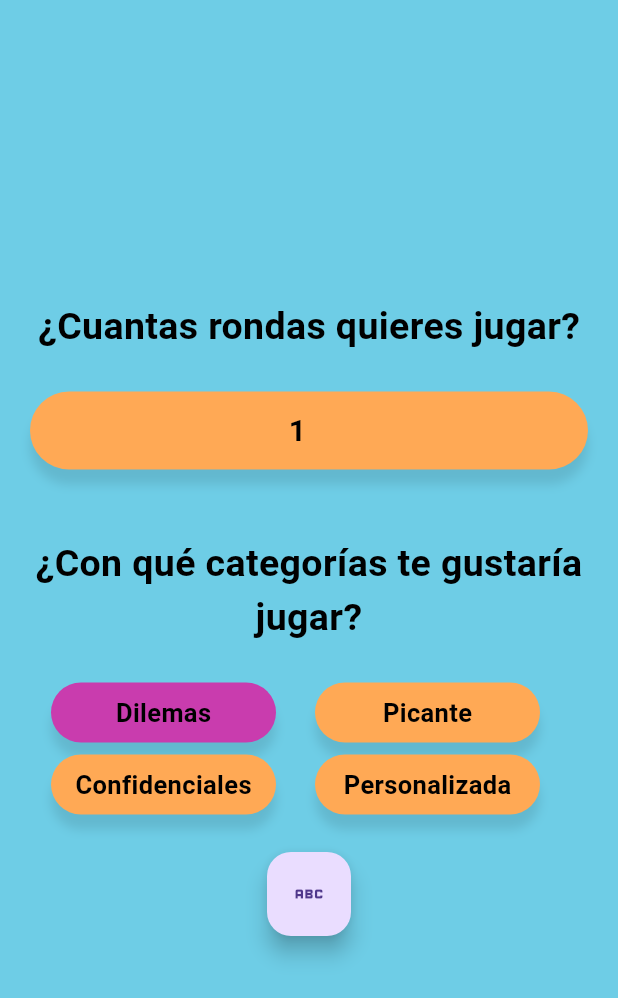
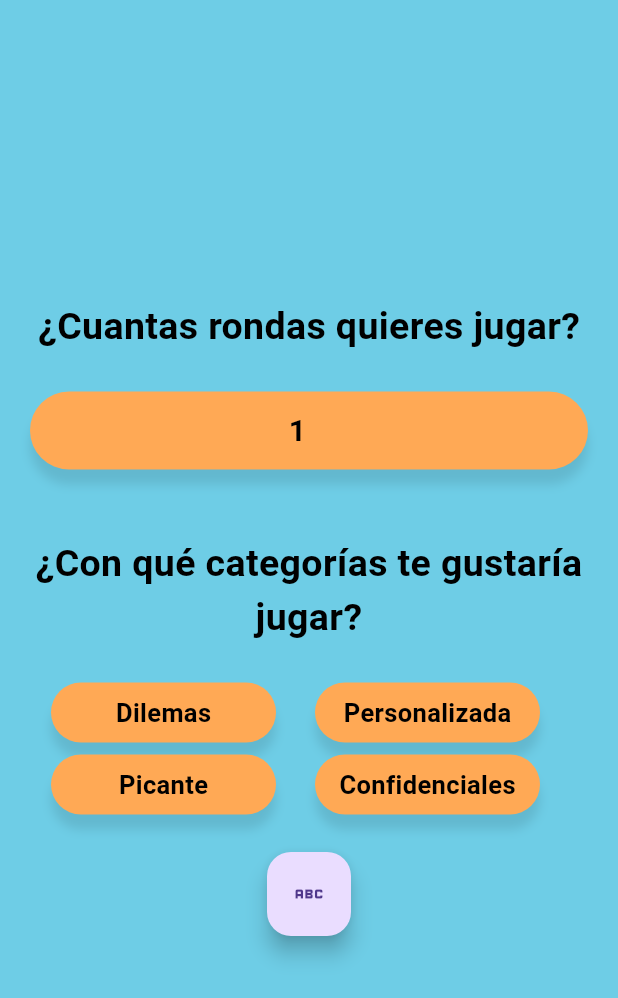
Before and after one commit to JulianOjea/triptolemus, a Flutter app: the screen it shows after launch, after a tap on the "add shopping cart" icon, on a phone screen of 412 x 824 dp. Shown: the top 998 px of the screen. Run offline on Flutter 3.47's test engine with Material 3 defaults, Android fonts, the phone set to English and light mode, and no system bars; our stand-ins replace get.

Commit message:
Update proyect with GetX

```diff
--- /dev/null
+++ b/lib/controllers/player_controller.dart
@@ -0,0 +1,38 @@
+import 'dart:math';
+
+import 'package:get/get.dart';
+import 'package:triptolemus/models/player.dart';
+
+class PlayerController extends GetxController {
+  final playerList = <Player>[].obs;
+  var index = 0.obs;
+
+  void addPlayer(Player player) {
+    playerList.add(player);
+  }
+
+  void fillPlayerList(List<String> playerNames) {
+    for (var playerName in playerNames) {
+      playerList.add(Player(name: playerName));
+    }
+  }
+
+  void resetPlayerList() {
+    playerList.clear();
+  }
+
+  void nextPlayer() {
+    index < playerList.length - 1 ? index.value++ : index.value = 0;
+    print("Este es el indice: ${index.value}");
+  }
+
+  Player getRandomPlayerWithoutActual() {
+    List<Player> tempList = List.from(playerList);
+    tempList.removeAt(index.value);
+
+    final random = Random();
+    Player player = tempList[random.nextInt(tempList.length)];
+
+    return player;
+  }
+}
--- a/lib/services/questions_service.dart
+++ b/lib/controllers/questions_controller.dart
@@ -1,16 +1,20 @@
 import 'dart:math';
 
-import 'package:flutter/material.dart';
+import 'package:get/get.dart';
 import 'package:triptolemus/data/questions.dart';
 import 'package:triptolemus/models/category.dart';
 import 'package:triptolemus/models/question.dart';
 
-class QuestionService with ChangeNotifier {
-  final List<QuestionCategory> _activeCategory = [];
+class QuestionController extends GetxController {
+  var categories = [
+    QuestionCategory(QuestionCategory.dilemas, true),
+    QuestionCategory(QuestionCategory.personalizada, false),
+    QuestionCategory(QuestionCategory.picante, false),
+    QuestionCategory(QuestionCategory.confidenciales, false),
+  ].obs;
 
   Question getQuestion(String name) {
-    print("hola :'D");
-    _activeCategory.map((e) => print(e.value));
+    categories.map((e) => print(e.value));
     final random = Random();
     Question question =
         Questions.questionList[random.nextInt(Questions.questionList.length)];
@@ -20,6 +24,11 @@ class QuestionService with ChangeNotifier {
   }
 
   void addActiveCategory(QuestionCategory category) {
-    _activeCategory.add(category);
+    categories.add(category);
+  }
+
+  bool isActive(String cat) {
+    //TODO
+    return true;
   }
 }
--- a/lib/main.dart
+++ b/lib/main.dart
@@ -1,8 +1,8 @@
 import 'package:flutter/material.dart';
-import 'package:provider/provider.dart';
-import 'package:triptolemus/routes/routes.dart';
-import 'package:triptolemus/services/player_service.dart';
-import 'package:triptolemus/services/questions_service.dart';
+import 'package:get/route_manager.dart';
+import 'package:triptolemus/views/configuration_view.dart';
+import 'package:triptolemus/views/game_view.dart';
+import 'package:triptolemus/views/players_view.dart';
 
 void main() {
   runApp(const MainApp());
@@ -13,17 +13,24 @@ class MainApp extends StatelessWidget {
 
   @override
   Widget build(BuildContext context) {
-    return MultiProvider(
-      providers: [
-        ChangeNotifierProvider(create: (_) => PlayerList()),
-        ChangeNotifierProvider(create: (_) => QuestionService())
+    return GetMaterialApp(
+      debugShowCheckedModeBanner: false,
+      title: 'Chat App',
+      initialRoute: 'players',
+      getPages: [
+        GetPage(
+          name: '/players',
+          page: () => const PlayersView(),
+        ),
+        GetPage(
+          name: '/game',
+          page: () => const GameView(),
+        ),
+        GetPage(
+          name: '/configuration',
+          page: () => const ConfigurationView(),
+        )
       ],
-      child: MaterialApp(
-        debugShowCheckedModeBanner: false,
-        title: 'Chat App',
-        initialRoute: 'players',
-        routes: appRoutes,
-      ),
     );
   }
 }
--- a/lib/models/category.dart
+++ b/lib/models/category.dart
@@ -1,12 +1,18 @@
+//   static const QuestionCategory dilemas = QuestionCategory("Dilemas");
+//   static const QuestionCategory picante = QuestionCategory("Picante");
+//   static const QuestionCategory confidenciales =
+//       QuestionCategory("Confidenciales");
+//   static const QuestionCategory personalizada =
+//       QuestionCategory("Personalizada");
+// }
 class QuestionCategory {
   final String value;
+  bool isActive;
 
-  const QuestionCategory(this.value);
+  QuestionCategory(this.value, this.isActive);
 
-  static const QuestionCategory dilemas = QuestionCategory("Dilemas");
-  static const QuestionCategory picante = QuestionCategory("Picante");
-  static const QuestionCategory confidenciales =
-      QuestionCategory("Confidenciales");
-  static const QuestionCategory personalizada =
-      QuestionCategory("Personalizada");
+  static const String picante = "Picante";
+  static const String dilemas = "Dilemas";
+  static const String confidenciales = "Confidenciales";
+  static const String personalizada = "Personalizada";
 }
--- a/lib/models/question.dart
+++ b/lib/models/question.dart
@@ -1,8 +1,6 @@
-import 'package:triptolemus/models/category.dart';
-
 class Question {
   final String text;
-  final QuestionCategory category;
+  final String category;
 
   set text(String text) => this.text = text;
   Question(this.text, this.category);
--- a/lib/services/player_service.dart
+++ /dev/null
@@ -1,43 +0,0 @@
-import 'dart:math';
-
-import 'package:flutter/material.dart';
-import 'package:triptolemus/models/player.dart';
-
-class PlayerList with ChangeNotifier {
-  final List<Player> _playerList = [];
-  int _index = 0;
-
-  List<Player> get playerList => _playerList;
-  int get index => _index;
-
-  set index(int index) => _index = index;
-
-  void addPlayer(Player player) {
-    _playerList.add(player);
-  }
-
-  void fillPlayerList(List<String> playerNames) {
-    for (var playerName in playerNames) {
-      _playerList.add(Player(name: playerName));
-    }
-  }
-
-  void resetPlayerList() {
-    _playerList.clear();
-  }
-
-  void nextPlayer() {
-    _index < _playerList.length - 1 ? _index++ : _index = 0;
-    notifyListeners();
-  }
-
-  Player getRandomPlayerWithoutActual() {
-    List<Player> tempList = List.from(_playerList);
-    tempList.removeAt(index);
-
-    final random = Random();
-    Player player = tempList[random.nextInt(tempList.length)];
-
-    return player;
-  }
-}
--- a/lib/views/configuration_view.dart
+++ b/lib/views/configuration_view.dart
@@ -1,10 +1,10 @@
 // ignore_for_file: public_member_api_docs, sort_constructors_first
 import 'package:flutter/material.dart';
-import 'package:provider/provider.dart';
+import 'package:get/get.dart';
 
 import 'package:triptolemus/constants/colors.dart';
-import 'package:triptolemus/models/category.dart';
-import 'package:triptolemus/services/questions_service.dart';
+import 'package:triptolemus/controllers/questions_controller.dart';
+import 'package:triptolemus/widgets/category_selector.dart';
 
 class ConfigurationView extends StatefulWidget {
   const ConfigurationView({super.key});
@@ -24,34 +24,10 @@ class _ConfigurationViewState extends State<ConfigurationView> {
 
   @override
   Widget build(BuildContext context) {
+    final questionCtrl = Get.put(QuestionController());
+
     TextEditingController textController = TextEditingController();
-    const CategorySelector dilemaSelector = CategorySelector(
-      category: QuestionCategory.dilemas,
-      selected: true,
-      // onTap: () => selectCategory(0),
-    );
-    const CategorySelector picanteSelector = CategorySelector(
-      category: QuestionCategory.picante,
-      selected: false,
-      // onTap: () => selectCategory(0),
-    );
-    const CategorySelector confidencialesSelector = CategorySelector(
-      category: QuestionCategory.confidenciales,
-      selected: false,
-      // onTap: () => selectCategory(0),
-    );
-    const CategorySelector personalizadaSelector = CategorySelector(
-      category: QuestionCategory.personalizada,
-      selected: false,
-      // onTap: () => selectCategory(0),
-    );
 
-    List<CategorySelector> categorySelectorList = [
-      dilemaSelector,
-      picanteSelector,
-      confidencialesSelector,
-      personalizadaSelector
-    ];
     return Scaffold(
       backgroundColor: AppColor.blue,
       body: Center(
@@ -114,27 +90,24 @@ class _ConfigurationViewState extends State<ConfigurationView> {
                 spacing: 8.0,
                 runSpacing: 8.0,
                 children: [
-                  categorySelectorList[0],
+                  CategorySelector(category: questionCtrl.categories[0]),
                   const SizedBox(width: 10),
-                  categorySelectorList[1],
+                  CategorySelector(category: questionCtrl.categories[1]),
                   const SizedBox(width: 10),
-                  categorySelectorList[2],
-                  // onTap: () => selectCategory(2)),
+                  CategorySelector(category: questionCtrl.categories[2]),
                   const SizedBox(width: 10),
-                  categorySelectorList[3]
+                  CategorySelector(category: questionCtrl.categories[3]),
                 ],
               ),
             ),
             const SizedBox(height: 25),
             FloatingActionButton(
               onPressed: () {
-                final questionService =
-                    Provider.of<QuestionService>(context, listen: false);
-                List<QuestionCategory> categoryList = categorySelectorList
-                    .where((element) => element.selected)
-                    .map((e) => e.category)
-                    .toList();
-                categoryList.map((e) => questionService.addActiveCategory(e));
+                // List<QuestionCategory> categoryList = categorySelectorList
+                //     .where((element) => element.selected)
+                //     .map((e) => e.category)
+                //     .toList();
+                // categoryList.map((e) => questionCtrl.addActiveCategory(e));
                 Navigator.pushNamed(context, "game");
               },
               child: const Icon(Icons.abc),
@@ -145,60 +118,3 @@ class _ConfigurationViewState extends State<ConfigurationView> {
     );
   }
 }
-
-class CategorySelector extends StatefulWidget {
-  final QuestionCategory category;
-  final bool selected;
-  // final VoidCallback onTap;
-
-  const CategorySelector({
-    Key? key,
-    required this.category,
-    required this.selected,
-    // required this.onTap,
-  }) : super(key: key);
-
-  @override
-  State<CategorySelector> createState() => _CategorySelectorState();
-}
-
-class _CategorySelectorState extends State<CategorySelector> {
-  bool stateSelected = false;
-
-  @override
-  void initState() {
-    stateSelected = widget.selected;
-    super.initState();
-  }
-
-  @override
-  Widget build(BuildContext context) {
-    return GestureDetector(
-      onTap: () {
-        setState(() {
-          stateSelected ? stateSelected = false : stateSelected = true;
-        });
-      },
-      child: Container(
-        height: 40,
-        width: 150,
-        decoration: BoxDecoration(
-          color: stateSelected ? AppColor.red : AppColor.orange,
-          borderRadius: BorderRadius.circular(30),
-          boxShadow: <BoxShadow>[
-            BoxShadow(
-                color: Colors.black.withOpacity(0.10),
-                offset: const Offset(0, 10),
-                blurRadius: 5),
-          ],
-        ),
-        child: Center(
-            child: Text(
-          widget.category.value,
-          style: const TextStyle(
-              color: Colors.black, fontWeight: FontWeight.bold, fontSize: 17),
-        )),
-      ),
-    );
-  }
-}
--- a/lib/views/game_view.dart
+++ b/lib/views/game_view.dart
@@ -1,8 +1,8 @@
 import 'package:flutter/material.dart';
-import 'package:provider/provider.dart';
+import 'package:get/get.dart';
 import 'package:triptolemus/constants/colors.dart';
-import 'package:triptolemus/services/player_service.dart';
-import 'package:triptolemus/widgets/RequestContainer.dart';
+import 'package:triptolemus/controllers/player_controller.dart';
+import 'package:triptolemus/widgets/request_container.dart';
 
 class GameView extends StatefulWidget {
   const GameView({super.key});
@@ -12,9 +12,10 @@ class GameView extends StatefulWidget {
 }
 
 class _GameViewState extends State<GameView> {
+  final playerCtrl = Get.find<PlayerController>();
+
   @override
   Widget build(BuildContext context) {
-    final playerService = Provider.of<PlayerList>(context);
     RequestContainer rc = RequestContainer();
 
     return MaterialApp(
@@ -27,13 +28,14 @@ class _GameViewState extends State<GameView> {
                 child: Column(
               mainAxisAlignment: MainAxisAlignment.center,
               children: [
-                Text(
-                  playerService.playerList[playerService.index].name
-                      .toUpperCase(),
-                  style: const TextStyle(
-                      fontWeight: FontWeight.bold,
-                      fontSize: 70,
-                      color: Colors.white),
+                Obx(
+                  () => Text(
+                      playerCtrl.playerList[playerCtrl.index.value].name
+                          .toUpperCase(),
+                      style: const TextStyle(
+                          fontWeight: FontWeight.bold,
+                          fontSize: 70,
+                          color: Colors.white)),
                 ),
                 const SizedBox(
                   height: 100,
--- a/lib/views/players_view.dart
+++ b/lib/views/players_view.dart
@@ -1,9 +1,9 @@
 import 'package:flutter/material.dart';
-import 'package:provider/provider.dart';
+import 'package:get/get.dart';
 import 'package:triptolemus/constants/colors.dart';
+import 'package:triptolemus/controllers/player_controller.dart';
 
-import 'package:triptolemus/services/player_service.dart';
-import 'package:triptolemus/widgets/PlayerInput.dart';
+import 'package:triptolemus/widgets/player_input.dart';
 
 class PlayersView extends StatefulWidget {
   const PlayersView({super.key});
@@ -25,7 +25,7 @@ class _PlayersViewState extends State<PlayersView> {
 
   @override
   Widget build(BuildContext context) {
-    final playerList = Provider.of<PlayerList>(context, listen: false);
+    final playerCtrl = Get.put(PlayerController());
 
     return Scaffold(
       backgroundColor: AppColor.blue,
@@ -67,9 +67,9 @@ class _PlayersViewState extends State<PlayersView> {
                     List<String> playerNames = playerNamesFiltered
                         .map((e) => e.textController.text)
                         .toList();
-                    playerList.resetPlayerList();
-                    playerList.fillPlayerList(playerNames);
-                    Navigator.pushNamed(context, "configuration");
+                    playerCtrl.resetPlayerList();
+                    playerCtrl.fillPlayerList(playerNames);
+                    Get.toNamed('/configuration');
                   })
             ],
           ),
--- /dev/null
+++ b/lib/widgets/category_selector.dart
@@ -0,0 +1,52 @@
+// ignore_for_file: public_member_api_docs, sort_constructors_first
+import 'package:flutter/material.dart';
+import 'package:get/get.dart';
+
+import 'package:triptolemus/constants/colors.dart';
+import 'package:triptolemus/controllers/questions_controller.dart';
+import 'package:triptolemus/models/category.dart';
+
+class CategorySelector extends StatelessWidget {
+  final QuestionCategory category;
+
+  const CategorySelector({
+    Key? key,
+    required this.category,
+  }) : super(key: key);
+
+  @override
+  Widget build(BuildContext context) {
+    final questionCtrl = Get.find<QuestionController>();
+
+    return GestureDetector(
+        onTap: () {
+          category.isActive = false;
+        },
+        child: Obx(
+          () => Container(
+            height: 40,
+            width: 150,
+            decoration: BoxDecoration(
+              color: questionCtrl.categories[1].isActive
+                  ? AppColor.red
+                  : AppColor.orange,
+              borderRadius: BorderRadius.circular(30),
+              boxShadow: <BoxShadow>[
+                BoxShadow(
+                    color: Colors.black.withOpacity(0.10),
+                    offset: const Offset(0, 10),
+                    blurRadius: 5),
+              ],
+            ),
+            child: Center(
+                child: Text(
+              category.value,
+              style: const TextStyle(
+                  color: Colors.black,
+                  fontWeight: FontWeight.bold,
+                  fontSize: 17),
+            )),
+          ),
+        ));
+  }
+}
--- a/lib/widgets/RequestContainer.dart
+++ b/lib/widgets/request_container.dart
@@ -1,8 +1,9 @@
 import 'package:flutter/material.dart';
+import 'package:get/get.dart';
 import 'package:provider/provider.dart';
 import 'package:triptolemus/constants/colors.dart';
-import 'package:triptolemus/services/player_service.dart';
-import 'package:triptolemus/services/questions_service.dart';
+import 'package:triptolemus/controllers/player_controller.dart';
+import 'package:triptolemus/controllers/questions_controller.dart';
 
 class RequestContainer extends StatefulWidget {
   const RequestContainer({
@@ -43,8 +44,8 @@ class _RequestContainerState extends State<RequestContainer>
 
   @override
   Widget build(BuildContext context) {
-    final playerService = Provider.of<PlayerList>(context);
-    final questionService = Provider.of<QuestionService>(context);
+    final playerCrtl = Get.find<PlayerController>();
+    final questionCrtl = Get.find<QuestionController>();
 
     return Column(
       children: [
@@ -60,9 +61,9 @@ class _RequestContainerState extends State<RequestContainer>
               child: Center(
                 child: Text(
                   textAlign: TextAlign.center,
-                  questionService
+                  questionCrtl
                       .getQuestion(
-                          playerService.getRandomPlayerWithoutActual().name)
+                          playerCrtl.getRandomPlayerWithoutActual().name)
                       .text,
                   style: const TextStyle(
                       color: Colors.white,
@@ -79,8 +80,10 @@ class _RequestContainerState extends State<RequestContainer>
         FloatingActionButton(
             child: const Icon(Icons.add_road),
             onPressed: () {
-              playerService.nextPlayer();
+              playerCrtl.nextPlayer();
               _controller.forward();
+
+              setState(() {});
             })
       ],
     );
--- a/pubspec.yaml
+++ b/pubspec.yaml
@@ -9,6 +9,7 @@ environment:
 dependencies:
   flutter:
     sdk: flutter
+  get: ^4.6.6
   provider: ^6.1.1
 
 dev_dependencies:
```
Also changed, not shown: lib/widgets/player_input.dart (renamed from lib/widgets/PlayerInput.dart), pubspec.lock.
